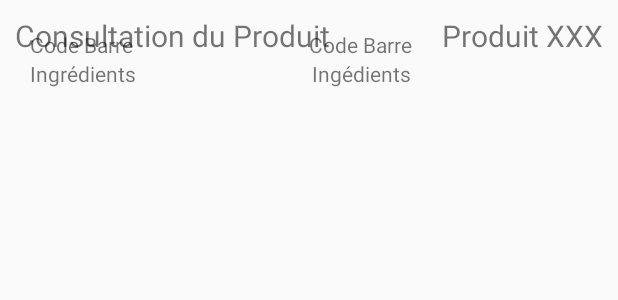
After one commit to Qlecap/Buyornot, an Android app: the layout interface_consultatio_produit.xml on its own in the app's theme, with its tools: preview values and no code run, on a phone screen of 412 x 824 dp. The commit adds this screen. Shown: the top 300 px of the screen. Run offline under Robolectric (Android 15) with nearby library versions, the phone set to English and light mode, and no system bars.

Commit message:
Ajout de l'interface de consultation du produit et modification de l'accueil + ajout du DC et du MCD

```diff
--- a/app/src/main/res/layout/activity_main.xml
+++ b/app/src/main/res/layout/activity_main.xml
@@ -10,6 +10,7 @@
         android:layout_width="wrap_content"
         android:layout_height="wrap_content"
         android:text="Bienvenue sur l'application Buy Or Not !"
+        android:textSize="20sp"
         app:layout_constraintBottom_toBottomOf="parent"
         app:layout_constraintLeft_toLeftOf="parent"
         app:layout_constraintRight_toRightOf="parent"
--- /dev/null
+++ b/app/src/main/res/layout/interface_consultatio_produit.xml
@@ -0,0 +1,92 @@
+<?xml version="1.0" encoding="utf-8"?>
+<android.support.constraint.ConstraintLayout
+    xmlns:android="http://schemas.android.com/apk/res/android"
+    xmlns:tools="http://schemas.android.com/tools"
+    android:layout_width="match_parent"
+    android:layout_height="match_parent">
+
+    <RelativeLayout
+        android:id="@+id/relativeLayout"
+        android:layout_width="match_parent"
+        android:layout_height="50dp"
+        android:orientation="horizontal"
+        android:padding="10dp"
+        tools:layout_editor_absoluteX="8dp"
+        tools:layout_editor_absoluteY="8dp">
+
+        <TextView
+            android:layout_width="wrap_content"
+            android:layout_height="fill_parent"
+            android:layout_alignParentLeft="true"
+            android:text="Consultation du Produit"
+            android:textSize="20sp" />
+        <TextView
+            android:id="@+id/libelleProduit"
+            android:layout_width="wrap_content"
+            android:layout_height="fill_parent"
+            android:layout_alignParentRight="true"
+            android:text="Produit XXX"
+            android:textSize="20sp" />
+
+    </RelativeLayout>
+
+    <RelativeLayout
+        android:layout_width="match_parent"
+        android:layout_height="450dp"
+        android:orientation="horizontal"
+        android:padding="10dp"
+        tools:layout_editor_absoluteX="8dp"
+        tools:layout_editor_absoluteY="58dp">
+
+
+        <LinearLayout
+            android:layout_width="match_parent"
+            android:layout_height="495dp"
+            android:orientation="vertical"
+            android:padding="10dp"
+            tools:layout_editor_absoluteX="8dp"
+            tools:layout_editor_absoluteY="8dp">
+
+            <LinearLayout
+                android:layout_width="match_parent"
+                android:layout_height="wrap_content"
+                android:orientation="horizontal">
+
+                <TextView
+                    android:id="@+id/affCodeBarre"
+                    android:layout_width="wrap_content"
+                    android:layout_height="wrap_content"
+                    android:layout_weight="1"
+                    android:text="Code Barre" />
+
+                <TextView
+                    android:id="@+id/codeBarreProduit"
+                    android:layout_width="wrap_content"
+                    android:layout_height="wrap_content"
+                    android:layout_weight="1"
+                    android:text="Code Barre" />
+            </LinearLayout>
+
+            <LinearLayout
+                android:layout_width="match_parent"
+                android:layout_height="wrap_content"
+                android:orientation="horizontal">
+
+                <TextView
+                    android:id="@+id/affIngredients"
+                    android:layout_width="wrap_content"
+                    android:layout_height="wrap_content"
+                    android:layout_weight="1"
+                    android:text="Ingrédients" />
+
+                <TextView
+                    android:id="@+id/ingredients"
+                    android:layout_width="wrap_content"
+                    android:layout_height="wrap_content"
+                    android:layout_weight="1"
+                    android:text="Ingédients" />
+            </LinearLayout>
+        </LinearLayout>
+
+    </RelativeLayout>
+</android.support.constraint.ConstraintLayout>
```
Also changed, not shown: 2 other files.
